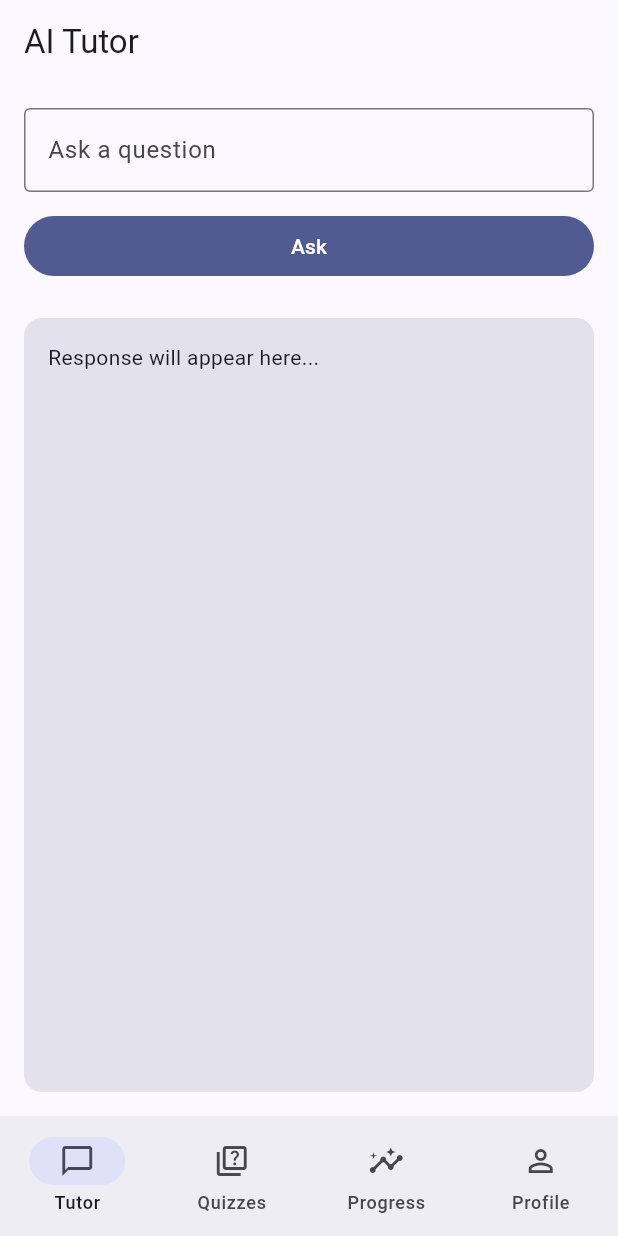
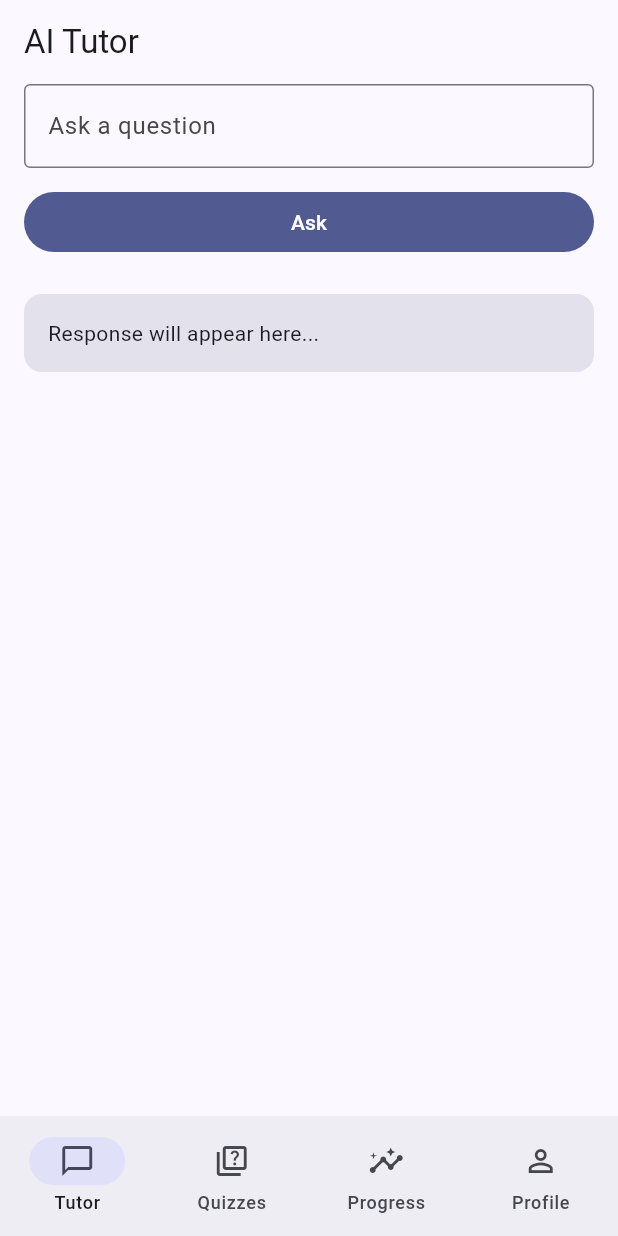
Before and after one commit to KeilizonDeiv/QuLearn, a Flutter app: the screen it shows after launch, after a tap on "Login", on a phone screen of 412 x 824 dp. Run offline on Flutter 3.47's test engine with Material 3 defaults, Android fonts, the light colour scheme and no system bars.

Commit message:
screen diff

```diff
--- a/lib/Screens/home/home_screen.dart
+++ b/lib/Screens/home/home_screen.dart
@@ -4,6 +4,7 @@ import 'package:qulearn/screens/home/quiz_generator_screen.dart';
 import 'package:qulearn/screens/home/tutor_screen.dart';
 import 'package:qulearn/screens/profile/profile_screen.dart';
 import 'package:qulearn/widgets/navigation_bar.dart';
+import 'package:qulearn/widgets/navigation_rail.dart';
 
 class HomeScreen extends StatefulWidget {
   const HomeScreen({super.key});
@@ -17,6 +18,31 @@ class _HomeScreenState extends State<HomeScreen> {
 
   @override
   Widget build(BuildContext context) {
+    final double width = MediaQuery.of(context).size.width;
+    final bool useRail = width >= 900;
+
+    if (useRail) {
+      return Scaffold(
+        body: Row(
+          children: <Widget>[
+            QLNavigationRail(index: _index, onSelected: (int i) => setState(() => _index = i)),
+            const VerticalDivider(width: 1),
+            Expanded(
+              child: IndexedStack(
+                index: _index,
+                children: const <Widget>[
+                  TutorScreen(),
+                  QuizGeneratorScreen(),
+                  ProgressScreen(),
+                  ProfileScreen(),
+                ],
+              ),
+            ),
+          ],
+        ),
+      );
+    }
+
     return Scaffold(
       body: IndexedStack(
         index: _index,
--- a/lib/Screens/home/progress_screen.dart
+++ b/lib/Screens/home/progress_screen.dart
@@ -1,4 +1,6 @@
 import 'package:flutter/material.dart';
+import 'package:qulearn/widgets/progress_chart.dart';
+import 'package:qulearn/widgets/responsive_scaffold.dart';
 
 class ProgressScreen extends StatelessWidget {
   const ProgressScreen({super.key});
@@ -7,18 +9,13 @@ class ProgressScreen extends StatelessWidget {
   Widget build(BuildContext context) {
     return Scaffold(
       appBar: AppBar(automaticallyImplyLeading: false, title: const Text('Progress')),
-      body: Padding(
-        padding: const EdgeInsets.all(16.0),
+      body: ResponsiveBody(
         child: Column(
           crossAxisAlignment: CrossAxisAlignment.start,
           children: const <Widget>[
             Text('Weekly Progress', style: TextStyle(fontSize: 18, fontWeight: FontWeight.w600)),
             SizedBox(height: 12),
-            Expanded(
-              child: Center(
-                child: Text('Chart placeholder'),
-              ),
-            ),
+            ProgressChart(),
           ],
         ),
       ),
--- a/lib/Screens/home/tutor_screen.dart
+++ b/lib/Screens/home/tutor_screen.dart
@@ -1,4 +1,5 @@
 import 'package:flutter/material.dart';
+import 'package:qulearn/widgets/responsive_scaffold.dart';
 
 class TutorScreen extends StatelessWidget {
   const TutorScreen({super.key});
@@ -8,8 +9,7 @@ class TutorScreen extends StatelessWidget {
     final TextEditingController controller = TextEditingController();
     return Scaffold(
       appBar: AppBar(automaticallyImplyLeading: false, title: const Text('AI Tutor')),
-      body: Padding(
-        padding: const EdgeInsets.all(16.0),
+      body: ResponsiveBody(
         child: Column(
           crossAxisAlignment: CrossAxisAlignment.stretch,
           children: <Widget>[
@@ -29,15 +29,13 @@ class TutorScreen extends StatelessWidget {
               child: const Text('Ask'),
             ),
             const SizedBox(height: 24),
-            Expanded(
-              child: Container(
-                padding: const EdgeInsets.all(16),
-                decoration: BoxDecoration(
-                  borderRadius: BorderRadius.circular(12),
-                  color: Theme.of(context).colorScheme.surfaceVariant,
-                ),
-                child: const Text('Response will appear here...'),
+            Container(
+              padding: const EdgeInsets.all(16),
+              decoration: BoxDecoration(
+                borderRadius: BorderRadius.circular(12),
+                color: Theme.of(context).colorScheme.surfaceVariant,
               ),
+              child: const Text('Response will appear here...'),
             ),
           ],
         ),
--- a/lib/Screens/profile/profile_screen.dart
+++ b/lib/Screens/profile/profile_screen.dart
@@ -1,4 +1,5 @@
 import 'package:flutter/material.dart';
+import 'package:qulearn/widgets/responsive_scaffold.dart';
 
 class ProfileScreen extends StatelessWidget {
   const ProfileScreen({super.key});
@@ -7,8 +8,7 @@ class ProfileScreen extends StatelessWidget {
   Widget build(BuildContext context) {
     return Scaffold(
       appBar: AppBar(automaticallyImplyLeading: false, title: const Text('Profile')),
-      body: Padding(
-        padding: const EdgeInsets.all(16.0),
+      body: ResponsiveBody(
         child: Column(
           crossAxisAlignment: CrossAxisAlignment.start,
           children: <Widget>[
```
